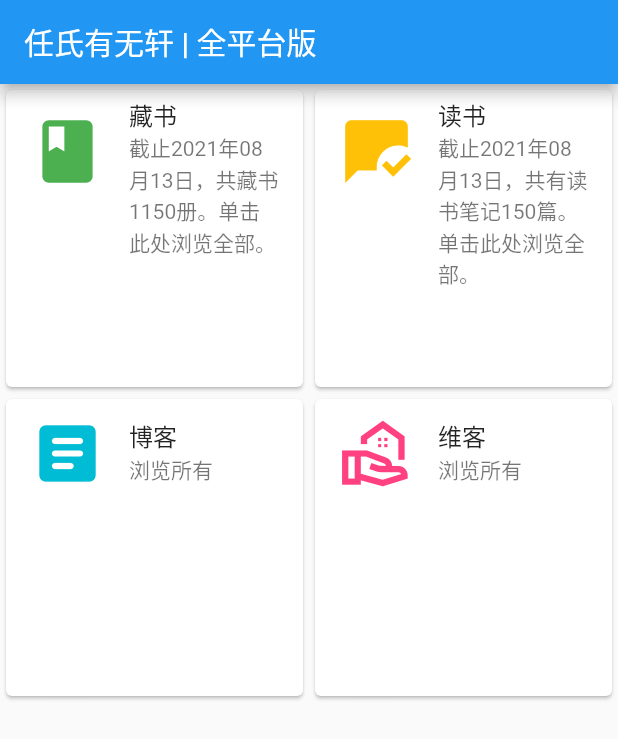
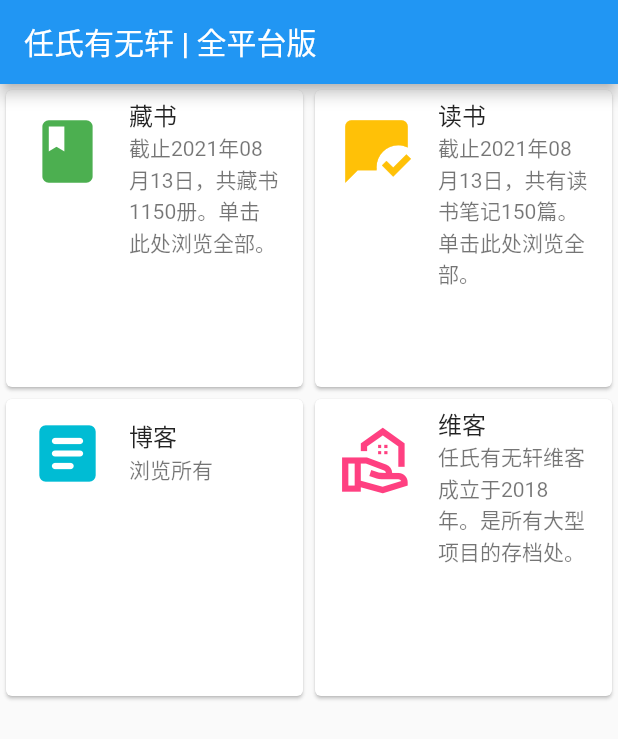
Before and after one commit to taylorren/rsywx.flutter, a Flutter app: the screen it shows after launch, on a phone screen of 412 x 824 dp. Shown: the top 739 px of the screen. Run offline on Flutter 3.47's test engine with Material 2 defaults, Android fonts, the phone set to English and light mode, and no system bars.

```diff
--- a/lib/main.dart
+++ b/lib/main.dart
@@ -86,7 +86,7 @@ class _MyHomePageState extends State<MyHomePage> {
             color: Colors.pinkAccent,
           ),
           title: Text('维客'),
-          subtitle: Text('浏览所有'),
+          subtitle: Text('任氏有无轩维客成立于2018年。是所有大型项目的存档处。'),
           onTap: () => _launch(uri),
         )
       ],
```
Also changed, not shown: pubspec.lock, 4 other files.
